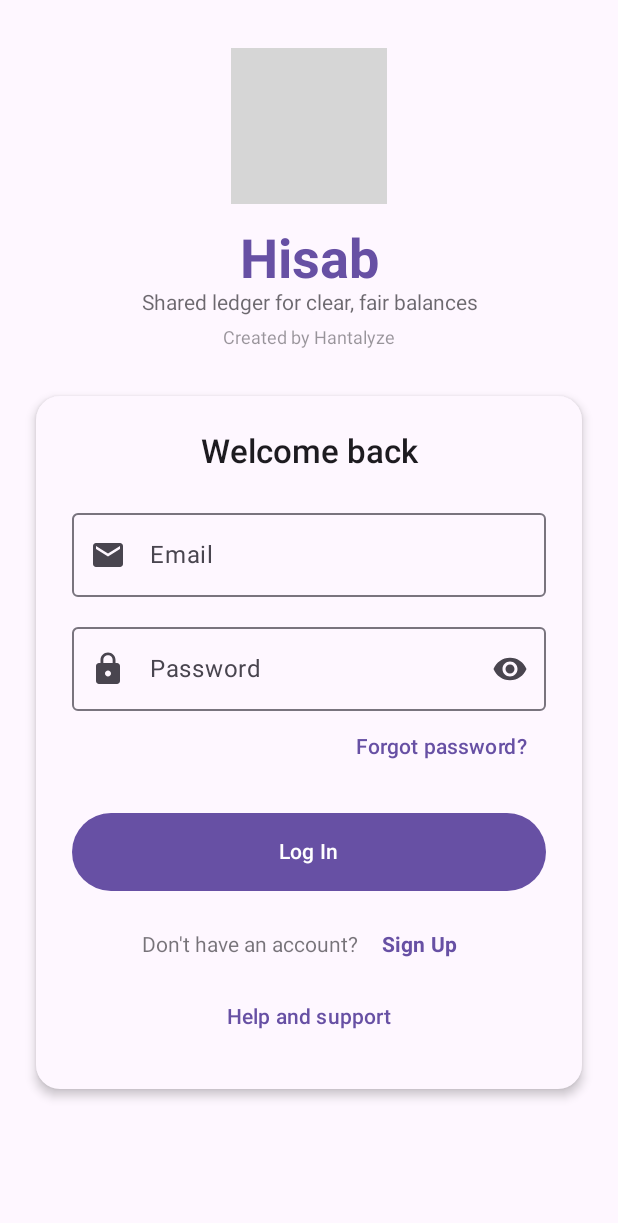
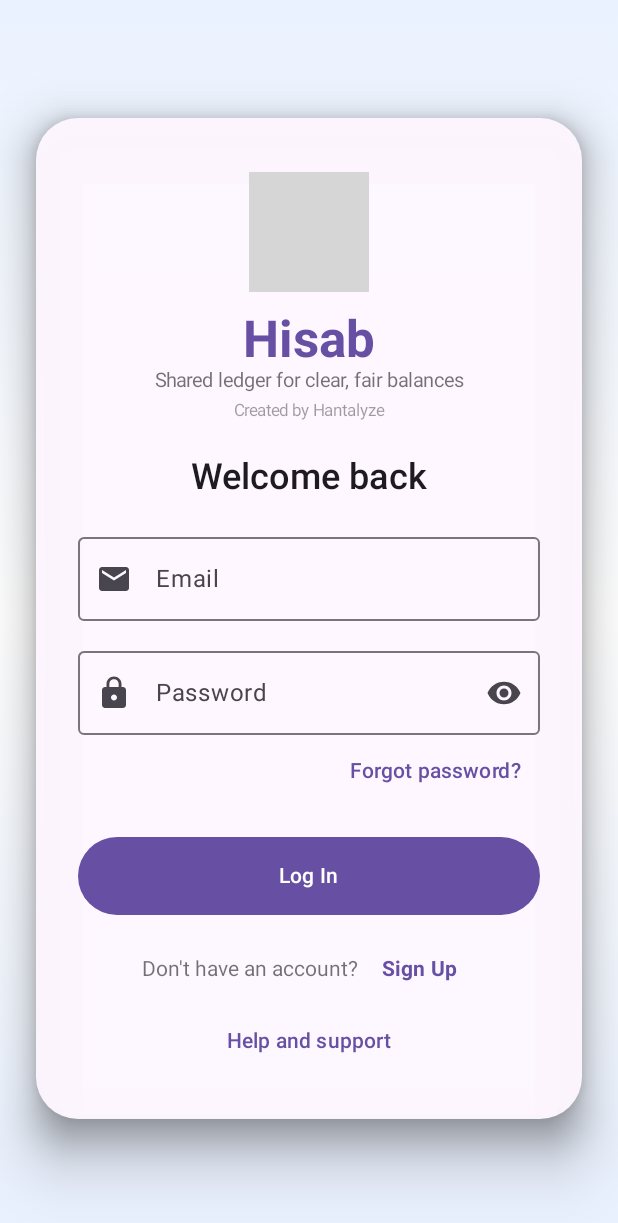
Before and after one commit to Ahmad-Hassan-421/Hisab, an Android app built with Jetpack Compose: the composable AuthScreen shown on its own in the app's theme, on a phone screen of 412 x 824 dp. Shown: the top 1223 px of the screen. Run offline under Robolectric (Android 15) with nearby library versions, the phone set to English and light mode, and no system bars; our stand-ins replace Dagger/Hilt's generated code; network calls fail; 2 statements that could not run were skipped; grey boxes are pictures that could not be loaded.

Commit message:
Refinning 3.1

```diff
--- a/Hisab/app/src/main/java/com/example/hisab/features/auth/presentation/LoginScreen.kt
+++ b/Hisab/app/src/main/java/com/example/hisab/features/auth/presentation/LoginScreen.kt
@@ -1,9 +1,12 @@
 package com.example.hisab.features.auth.presentation
 
+import androidx.compose.foundation.background
 import androidx.compose.foundation.layout.Arrangement
+import androidx.compose.foundation.layout.Box
 import androidx.compose.foundation.layout.Column
 import androidx.compose.foundation.layout.Row
 import androidx.compose.foundation.layout.Spacer
+import androidx.compose.foundation.layout.fillMaxSize
 import androidx.compose.foundation.layout.fillMaxWidth
 import androidx.compose.foundation.layout.height
 import androidx.compose.foundation.layout.heightIn
@@ -12,6 +15,7 @@ import androidx.compose.foundation.layout.size
 import androidx.compose.foundation.layout.width
 import androidx.compose.foundation.rememberScrollState
 import androidx.compose.foundation.selection.toggleable
+import androidx.compose.foundation.shape.RoundedCornerShape
 import androidx.compose.foundation.text.KeyboardActions
 import androidx.compose.foundation.text.KeyboardOptions
 import androidx.compose.foundation.verticalScroll
@@ -21,12 +25,9 @@ import androidx.compose.material.icons.filled.Lock
 import androidx.compose.material.icons.filled.Person
 import androidx.compose.material.icons.filled.Visibility
 import androidx.compose.material.icons.filled.VisibilityOff
-import androidx.compose.foundation.layout.Column
-import androidx.compose.foundation.layout.Row
-import androidx.compose.foundation.layout.Spacer
 import androidx.compose.material3.Button
 import androidx.compose.material3.ButtonDefaults
-import androidx.compose.material3.ElevatedCard
+import androidx.compose.material3.Card
 import androidx.compose.material3.CardDefaults
 import androidx.compose.material3.Checkbox
 import androidx.compose.material3.ElevatedCard
@@ -46,6 +47,9 @@ import androidx.compose.ui.Alignment
 import androidx.compose.ui.Modifier
 import androidx.compose.ui.focus.FocusRequester
 import androidx.compose.ui.focus.focusRequester
+import androidx.compose.ui.draw.shadow
+import androidx.compose.ui.graphics.Brush
+import androidx.compose.ui.graphics.Color
 import androidx.compose.ui.platform.LocalFocusManager
 import androidx.compose.ui.platform.testTag
 import androidx.compose.ui.semantics.Role
@@ -62,6 +66,18 @@ import com.example.hisab.ui.components.DynamicLogo
 import com.example.hisab.ui.components.ActionLabel
 import com.example.hisab.util.AppFailure
 
+object AuthTestTags {
+    const val SIGNUP_FULL_NAME = "signup_full_name"
+    const val SIGNUP_EMAIL = "signup_email"
+    const val SIGNUP_PASSWORD = "signup_password"
+    const val SIGNUP_CONFIRM_PASSWORD = "signup_confirm_password"
+    const val LOGIN_EMAIL = "login_email"
+    const val LOGIN_PASSWORD = "login_password"
+    const val TOGGLE_PASSWORD_VISIBILITY = "toggle_password_visibility"
+    const val TOGGLE_CONFIRM_PASSWORD_VISIBILITY = "toggle_confirm_password_visibility"
+    // Login and Signup share AuthScreen; tags are mode-specific so tests must assert the mode first.
+}
+
 @Composable
 fun LoginScreen(
     onNavigateToDashboard: () -> Unit,
@@ -72,6 +88,14 @@ fun LoginScreen(
     viewModel: AuthViewModel = hiltViewModel()
 ) {
     val uiState by viewModel.uiState.collectAsState()
+    val feedback = com.example.hisab.ui.components.LocalHisabFeedback.current
+    androidx.compose.runtime.LaunchedEffect(uiState.isSignedIn) {
+        if (uiState.isSignedIn) {
+            uiState.successMessage?.let { feedback?.post?.invoke(it, com.example.hisab.ui.components.FeedbackKind.SUCCESS) }
+            viewModel.clearSuccess()
+            onNavigateToDashboard()
+        }
+    }
     AuthScreen(
         uiState = uiState,
         sessionExpired = sessionExpired,
@@ -105,35 +129,46 @@ fun AuthScreen(
     onLogin: () -> Unit = {},
     onRegister: () -> Unit = {}
 ) {
-    val focusManager = androidx.compose.ui.platform.LocalFocusManager.current
+    val focusManager = LocalFocusManager.current
     val confirmationFocus = remember { FocusRequester() }
     var passwordVisible by remember(uiState.isLoginMode) { mutableStateOf(false) }
     var confirmationVisible by remember(uiState.isLoginMode) { mutableStateOf(false) }
 
-    androidx.compose.foundation.layout.Column(
+    val backgroundBrush = if (MaterialTheme.colorScheme.background == Color(0xFF121212)) {
+        Brush.verticalGradient(listOf(Color(0xFF0F172A), Color(0xFF1E293B), Color(0xFF0F172A)))
+    } else {
+        Brush.verticalGradient(listOf(Color(0xFFEAF2FF), Color(0xFFFFFFFF), Color(0xFFE8F0FE)))
+    }
+
+    Box(
         modifier = Modifier
-            .fillMaxWidth()
+            .fillMaxSize()
+            .background(backgroundBrush)
             .verticalScroll(rememberScrollState())
-            .padding(horizontal = 24.dp, vertical = 24.dp),
-        horizontalAlignment = Alignment.CenterHorizontally,
-        verticalArrangement = Arrangement.Center
+            .padding(24.dp),
+        contentAlignment = Alignment.Center
     ) {
-        DynamicLogo(size = 120.dp, modifier = Modifier.padding(bottom = 8.dp))
-        Text(text = "Hisab", fontSize = 36.sp, fontWeight = FontWeight.Bold, color = MaterialTheme.colorScheme.primary)
-        Text(text = "Shared ledger for clear, fair balances", fontSize = 14.sp, color = MaterialTheme.colorScheme.onSurface.copy(alpha = 0.65f), textAlign = TextAlign.Center)
-        Spacer(modifier = Modifier.height(8.dp))
-        Text(text = "Created by Hantalyze", fontSize = 12.sp, color = MaterialTheme.colorScheme.onSurface.copy(alpha = 0.45f))
-        Spacer(modifier = Modifier.height(32.dp))
+        ElevatedCard(
+            modifier = Modifier
+                .fillMaxWidth()
+                .shadow(24.dp, RoundedCornerShape(28.dp), clip = false),
+            shape = RoundedCornerShape(28.dp),
+            colors = CardDefaults.elevatedCardColors(containerColor = MaterialTheme.colorScheme.surface.copy(alpha = 0.96f)),
+            elevation = CardDefaults.elevatedCardElevation(defaultElevation = 12.dp)
+        ) {
+            Column(
+                modifier = Modifier.padding(28.dp),
+                horizontalAlignment = Alignment.CenterHorizontally
+            ) {
+                DynamicLogo(size = 96.dp, modifier = Modifier.padding(bottom = 4.dp))
+                Text(text = "Hisab", fontSize = 34.sp, fontWeight = FontWeight.Bold, color = MaterialTheme.colorScheme.primary)
+                Text(text = "Shared ledger for clear, fair balances", fontSize = 13.sp, color = MaterialTheme.colorScheme.onSurface.copy(alpha = 0.62f), textAlign = TextAlign.Center)
+                Spacer(modifier = Modifier.height(6.dp))
+                Text(text = "Created by Hantalyze", fontSize = 11.sp, color = MaterialTheme.colorScheme.onSurface.copy(alpha = 0.42f))
+                Spacer(modifier = Modifier.height(24.dp))
 
-        ElevatedCard(
-            modifier = Modifier.fillMaxWidth(),
-            shape = MaterialTheme.shapes.large,
-            colors = CardDefaults.elevatedCardColors(containerColor = MaterialTheme.colorScheme.surface),
-            elevation = CardDefaults.elevatedCardElevation(defaultElevation = 4.dp)
-        ) {
-            Column(modifier = Modifier.padding(24.dp), horizontalAlignment = Alignment.CenterHorizontally) {
-                Text(text = if (uiState.isLoginMode) "Welcome back" else "Create account", fontSize = 22.sp, fontWeight = FontWeight.SemiBold, color = MaterialTheme.colorScheme.onSurface)
-                Spacer(modifier = Modifier.height(20.dp))
+                Text(text = if (uiState.isLoginMode) "Welcome back" else "Create account", fontSize = 24.sp, fontWeight = FontWeight.SemiBold, color = MaterialTheme.colorScheme.onSurface)
+                Spacer(modifier = Modifier.height(18.dp))
 
                 if (sessionExpired) {
                     Text(AppFailure.SESSION_EXPIRED.message, color = MaterialTheme.colorScheme.error)
@@ -146,7 +181,7 @@ fun AuthScreen(
                         onValueChange = onNameChange,
                         label = { Text("Full Name") },
                         leadingIcon = { Icon(Icons.Default.Person, contentDescription = "Name") },
-                        modifier = Modifier.fillMaxWidth().testTag("signup_full_name"),
+                        modifier = Modifier.fillMaxWidth().testTag(AuthTestTags.SIGNUP_FULL_NAME),
                         singleLine = true,
                         keyboardOptions = KeyboardOptions(imeAction = ImeAction.Next)
                     )
@@ -158,7 +193,7 @@ fun AuthScreen(
                     onValueChange = onEmailChange,
                     label = { Text("Email") },
                     leadingIcon = { Icon(Icons.Default.Email, contentDescription = "Email") },
-                    modifier = Modifier.fillMaxWidth().testTag("signup_email"),
+                    modifier = Modifier.fillMaxWidth().testTag(if (uiState.isLoginMode) AuthTestTags.LOGIN_EMAIL else AuthTestTags.SIGNUP_EMAIL),
                     singleLine = true,
                     keyboardOptions = KeyboardOptions(keyboardType = KeyboardType.Email, imeAction = ImeAction.Next)
                 )
@@ -171,7 +206,7 @@ fun AuthScreen(
                     leadingIcon = { Icon(Icons.Default.Lock, contentDescription = "Password") },
                     trailingIcon = { PasswordVisibilityToggle(passwordVisible, "password") { passwordVisible = !passwordVisible } },
                     visualTransformation = if (passwordVisible) VisualTransformation.None else PasswordVisualTransformation(),
-                    modifier = Modifier.fillMaxWidth().testTag("signup_password"),
+                    modifier = Modifier.fillMaxWidth().testTag(if (uiState.isLoginMode) AuthTestTags.LOGIN_PASSWORD else AuthTestTags.SIGNUP_PASSWORD),
                     singleLine = true,
                     keyboardOptions = KeyboardOptions(keyboardType = KeyboardType.Password, imeAction = if (uiState.isLoginMode) ImeAction.Done else ImeAction.Next),
                     keyboardActions = if (uiState.isLoginMode) KeyboardActions(onDone = { focusManager.clearFocus(); onLogin() }) else KeyboardActions(onNext = { confirmationFocus.requestFocus() })
@@ -192,7 +227,7 @@ fun AuthScreen(
                         leadingIcon = { Icon(Icons.Default.Lock, contentDescription = "Confirm Password") },
                         trailingIcon = { PasswordVisibilityToggle(confirmationVisible, "confirm password") { confirmationVisible = !confirmationVisible } },
                         visualTransformation = if (confirmationVisible) VisualTransformation.None else PasswordVisualTransformation(),
-                        modifier = Modifier.fillMaxWidth().focusRequester(confirmationFocus).testTag("signup_confirm_password"),
+                        modifier = Modifier.fillMaxWidth().focusRequester(confirmationFocus).testTag(AuthTestTags.SIGNUP_CONFIRM_PASSWORD),
                         singleLine = true,
                         keyboardOptions = KeyboardOptions(keyboardType = KeyboardType.Password, imeAction = ImeAction.Done),
                         keyboardActions = KeyboardActions(onDone = { focusManager.clearFocus(); onRegister() })
@@ -226,7 +261,7 @@ fun AuthScreen(
                 Spacer(modifier = Modifier.height(12.dp))
 
                 Row(modifier = Modifier.fillMaxWidth(), horizontalArrangement = Arrangement.Center, verticalAlignment = Alignment.CenterVertically) {
-                    Text(text = if (uiState.isLoginMode) "Don't have an account?" else "Already have an account?", color = MaterialTheme.colorScheme.onSurface.copy(alpha = 0.6f), fontSize = 14.sp)
+                    Text(text = if (uiState.isLoginMode) "Don't have an account?" else "Already have an account?", color = MaterialTheme.colorScheme.onSurface.copy(alpha = 0.62f), fontSize = 14.sp)
                     Spacer(modifier = Modifier.width(4.dp))
                     TextButton(onClick = onToggleMode) {
                         Text(text = if (uiState.isLoginMode) "Sign Up" else "Log In", fontWeight = FontWeight.Bold, fontSize = 14.sp)
@@ -241,7 +276,7 @@ fun AuthScreen(
 
 @Composable
 private fun PasswordVisibilityToggle(visible: Boolean, field: String, onToggle: () -> Unit) {
-    IconButton(onClick = onToggle, modifier = Modifier.testTag("toggle_${field.replace(" ", "_")}_visibility")) {
+    IconButton(onClick = onToggle, modifier = Modifier.testTag(if (field == "password") AuthTestTags.TOGGLE_PASSWORD_VISIBILITY else AuthTestTags.TOGGLE_CONFIRM_PASSWORD_VISIBILITY)) {
         Icon(imageVector = if (visible) Icons.Default.VisibilityOff else Icons.Default.Visibility, contentDescription = if (visible) "Hide $field" else "Show $field")
     }
 }
```
Also changed, not shown: Hisab/app/src/main/java/com/example/hisab/ui/SplashScreen.kt (+33 -12 lines), 6 other files.
